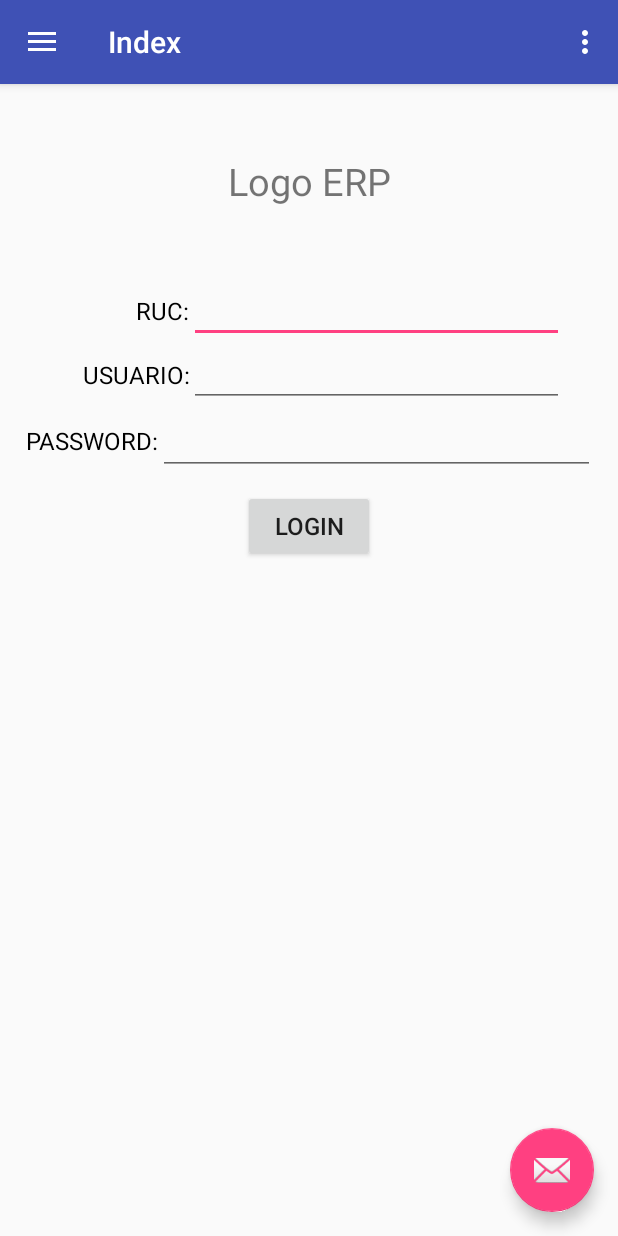
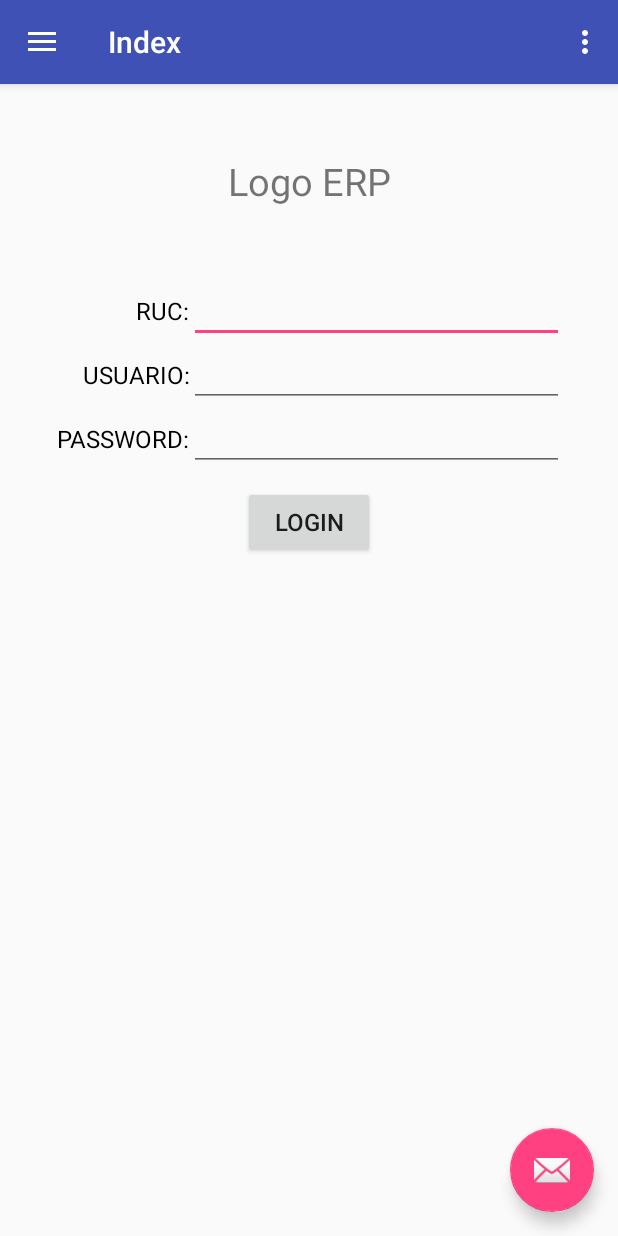
Before and after one commit to AugustCS/CRUD1, an Android app: the screen it shows after launch (Index), on a phone screen of 412 x 824 dp. Run offline under Robolectric (Android 15) with nearby library versions, the phone set to English and light mode, and no system bars.

Commit message:
Login desconectado
actualizaciones

```diff
--- a/app/src/main/java/com/debugia/crudinicial/Index.java
+++ b/app/src/main/java/com/debugia/crudinicial/Index.java
@@ -44,7 +44,8 @@ public class Index extends AppCompatActivity
         NavigationView navigationView = (NavigationView) findViewById(R.id.nav_view);
         navigationView.setNavigationItemSelectedListener(this);
 
-        drawer.setEnabled(false);
+
+        drawer.setDrawerLockMode(DrawerLayout.LOCK_MODE_LOCKED_CLOSED);
 
         Fragment fragment= new Login();
         CambiarFragment(fragment);
--- a/app/src/main/res/layout/fragment_login.xml
+++ b/app/src/main/res/layout/fragment_login.xml
@@ -89,12 +89,10 @@
 
                 <EditText
                     android:id="@+id/et_clave"
-                    android:layout_width="wrap_content"
+                    android:layout_width="250dp"
+                    android:textSize="16sp"
                     android:layout_height="wrap_content"
-                    android:layout_weight="1"
-                    android:ems="10"
-                    android:inputType="textPassword" />
-
+                    android:textColor="@color/colorBlack" />
             </LinearLayout>
 
             <Button
```
Also changed, not shown: app/src/main/java/com/debugia/crudinicial/Login.java (+6 -3 lines).
